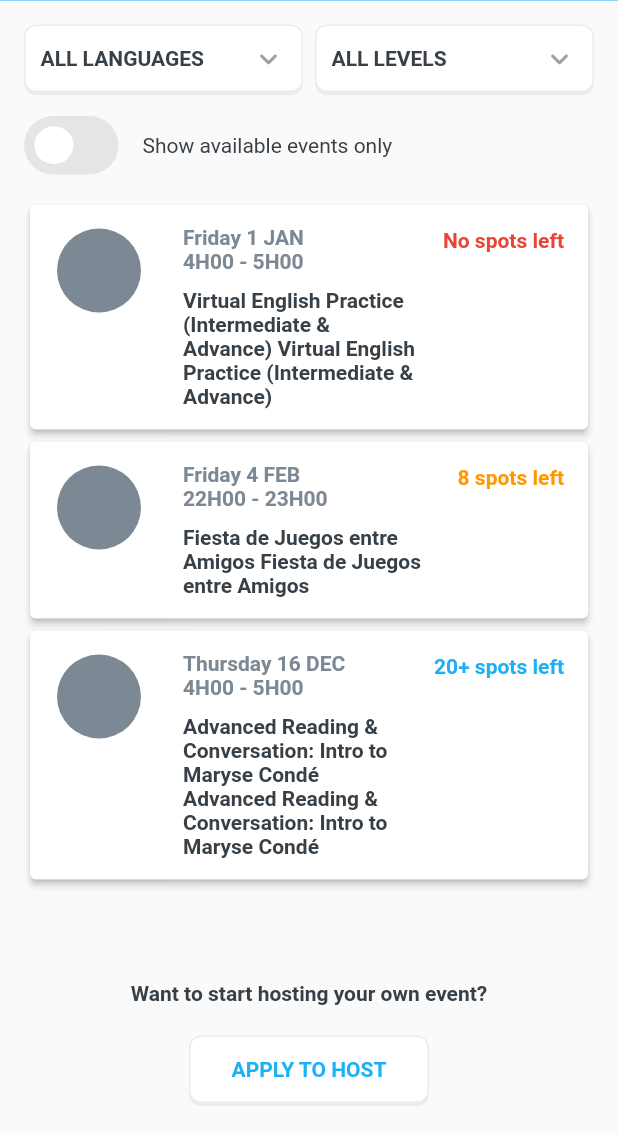
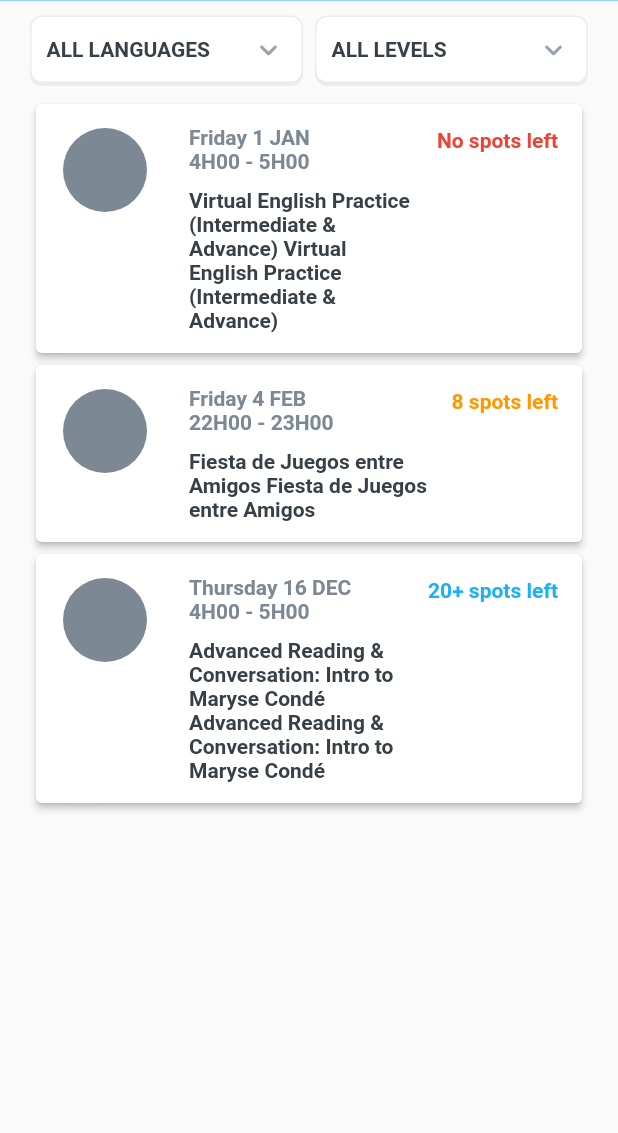
Before and after one commit to nguyenquan123vn/duolingo_event_flutter, a Flutter app: the screen it shows after launch, on a phone screen of 412 x 824 dp, the part 103-1236 px from its top. Run offline on Flutter 3.47's test engine with Material 2 defaults, Android fonts, the phone set to English and light mode, and no system bars; our stand-ins replace firebase_auth; accounts and stored records are empty; Roboto replaces fonts that are missing (Monsserat).

Commit message:
Adding screen for detail of user/host. Create a check for logged-in state.

```diff
--- a/lib/global/widget/appBar.dart
+++ b/lib/global/widget/appBar.dart
@@ -1,14 +1,23 @@
 import 'package:flutter/material.dart';
 import 'package:duolingo_event_app/global/style.dart';
+import './avatar.dart';
 import './button.dart';
 
 class CustomedAppBar extends StatelessWidget implements PreferredSizeWidget {
-  final double _prefferedHeight = 69.0;
+  final double prefferedHeight = 69.0;
+  final bool login;
+  final bool
+      reference; // Check whether a widget should be able to navigate to a new route
+
+  CustomedAppBar({
+    @required this.reference,
+    @required this.login,
+  });
 
   @override
   Widget build(BuildContext context) {
     return Container(
-      height: _prefferedHeight,
+      height: prefferedHeight,
       color: defaultBrandColor,
       child: Padding(
         padding: const EdgeInsets.symmetric(vertical: 16.0, horizontal: 18.0),
@@ -30,13 +39,22 @@ class CustomedAppBar extends StatelessWidget implements PreferredSizeWidget {
                 ),
               ),
             ),
+            if (login)
+              if (reference)
+                InkWell(
+                  child: Avatar(size: 20.0),
+                  onTap: () => Navigator.of(context).pushNamed('/host'),
+                )
+              else
+                Avatar(size: 20.0)
+            else
               Expanded(
                 child: Button(
                   label: "LOGIN",
                   type: "WHITE",
                   onPressed: () => Navigator.of(context).pushNamed('/login'),
                 ),
-            ),
+              )
           ],
         ),
       ),
@@ -44,5 +62,5 @@ class CustomedAppBar extends StatelessWidget implements PreferredSizeWidget {
   }
 
   @override
-  Size get preferredSize => Size.fromHeight(_prefferedHeight);
+  Size get preferredSize => Size.fromHeight(prefferedHeight);
 }
--- a/lib/global/widget/avatar.dart
+++ b/lib/global/widget/avatar.dart
@@ -2,17 +2,20 @@ import 'package:flutter/material.dart';
 import 'package:duolingo_event_app/global/style.dart';
 
 class Avatar extends StatelessWidget {
+  final String url;
+  final double size;
+
   const Avatar({
     Key key,
+    this.url,
     this.size,
   }) : super(key: key);
-
-  final double size;
 
   @override
   Widget build(BuildContext context) {
     return CircleAvatar(
       backgroundColor: washTextColor,
+      backgroundImage: (url == null) ? null : NetworkImage(url),
       maxRadius: size,
     );
   }
--- a/lib/global/widget/button.dart
+++ b/lib/global/widget/button.dart
@@ -2,7 +2,7 @@ import 'package:flutter/material.dart';
 import 'package:duolingo_event_app/global/style.dart';
 
 class Button extends StatefulWidget {
-  const Button({Key key, this.label, this.type, this.onPressed})
+  const Button({Key key, this.label, this.type, @required this.onPressed})
       : super(key: key);
 
   final String label;
--- a/lib/provider/eventFilter.dart
+++ b/lib/provider/eventFilter.dart
@@ -5,50 +5,50 @@ class EventFilter extends ChangeNotifier {
     'ALL LEVELS',
     'BEGINNER',
     'INTERMEDIATE',
-    'ADVANCE'
+    'ADVANCED'
   ];
 
   Map<String, String> _languages = {
-    "All Languages": "any_language",
-    "Arabic": "ar",
-    "Catalan": "ca",
-    "Chinese": "zh",
-    "Czech": "cs",
-    "Danish": "da",
-    "Dutch": "nl-NL",
-    "English": "en",
-    "Esperanto": "eo",
-    "Finnish": "fi",
-    "French": "fr",
-    "German": "de",
-    "Greek": "el",
-    "Guarani": "gn",
-    "Hawaiian": "hw",
-    "Hebrew": "he",
-    "High": "hv",
-    "Hindi": "hi",
-    "Hungarian": "hu",
-    "Indonesian": "id",
-    "Irish": "ga",
-    "Italian": "it",
-    "Japanese": "ja",
-    "Klingon": "tlh",
-    "Korean": "ko",
-    "Latin": "la",
-    "Navajo": "nv",
-    "Norwegian (Bokmål)": "no-BO",
-    "Polish": "pl",
-    "Portuguese": "pt",
-    "Romanian": "ro",
-    "Russian": "ru",
-    "Scottish": "gd",
-    "Spanish": "es",
-    "Swahili": "sw",
-    "Swedish": "sv",
-    "Turkish": "tr",
-    "Ukrainian": "uk",
-    "Vietnamese": "vi",
-    "Welsh": "cy",
+    'All Languages': 'any_language',
+    'Arabic': 'ar',
+    'Catalan': 'ca',
+    'Chinese': 'zh',
+    'Czech': 'cs',
+    'Danish': 'da',
+    'Dutch': 'nl-NL',
+    'English': 'en',
+    'Esperanto': 'eo',
+    'Finnish': 'fi',
+    'French': 'fr',
+    'German': 'de',
+    'Greek': 'el',
+    'Guarani': 'gn',
+    'Hawaiian': 'hw',
+    'Hebrew': 'he',
+    'High': 'hv',
+    'Hindi': 'hi',
+    'Hungarian': 'hu',
+    'Indonesian': 'id',
+    'Irish': 'ga',
+    'Italian': 'it',
+    'Japanese': 'ja',
+    'Klingon': 'tlh',
+    'Korean': 'ko',
+    'Latin': 'la',
+    'Navajo': 'nv',
+    'Norwegian (Bokmål)': 'no-BO',
+    'Polish': 'pl',
+    'Portuguese': 'pt',
+    'Romanian': 'ro',
+    'Russian': 'ru',
+    'Scottish': 'gd',
+    'Spanish': 'es',
+    'Swahili': 'sw',
+    'Swedish': 'sv',
+    'Turkish': 'tr',
+    'Ukrainian': 'uk',
+    'Vietnamese': 'vi',
+    'Welsh': 'cy',
   };
 
   String _selectedLanguage = 'ALL LANGUAGES';
--- a/lib/route_generator.dart
+++ b/lib/route_generator.dart
@@ -3,15 +3,17 @@ import 'screens/authentication/login.dart';
 import 'screens/authentication/signUp.dart';
 import 'screens/event_details/event_detail.dart';
 import 'screens/event_home/event_home_screen.dart';
+import 'screens/event_host/host_detail.dart';
 import 'screens/event_host/apply_host_screen.dart';
 
 class RouteGenerator {
 
   static const homePage = '/';
-  static const signUpPage = '/signUp';
+  static const signUpPage = '/signup';
   static const loginPage = '/login';
   static const eventDetailPage = '/detail';
-  static const applyHost = '/host';
+  static const hostDetail = '/host';
+  static const applyHost = '/apply';
 
   static Route<dynamic> onGenerateRoute(RouteSettings settings) {
 
@@ -24,6 +26,8 @@ class RouteGenerator {
         return MaterialPageRoute<dynamic>(builder: (_) => EventsScreen());
       case RouteGenerator.eventDetailPage:
         return MaterialPageRoute<dynamic>(builder: (_) => EventDetail(), settings: settings);
+      case RouteGenerator.hostDetail:
+        return MaterialPageRoute<dynamic>(builder: (_) => HostDetail());
       case RouteGenerator.applyHost:
         return MaterialPageRoute<dynamic>(builder: (_) => ApplyHost());
       default:
--- a/lib/screens/event_details/components/aboutHost.dart
+++ b/lib/screens/event_details/components/aboutHost.dart
@@ -24,14 +24,14 @@ class AboutHost extends StatelessWidget {
             width: double.infinity,
             child: Row(
               crossAxisAlignment: CrossAxisAlignment.start,
-              children: [
+              children: <Widget>[
                 Avatar(size: 100.0),
                 SizedBox(width: 16.0),
                 Expanded(
                   child: Column(
                     mainAxisAlignment: MainAxisAlignment.spaceBetween,
                     crossAxisAlignment: CrossAxisAlignment.start,
-                    children: [
+                    children: <Widget>[
                       Text(
                         "Jackson",
                         style: headerTextStyle,
--- a/lib/screens/event_details/components/header.dart
+++ b/lib/screens/event_details/components/header.dart
@@ -35,6 +35,7 @@ class Header extends StatelessWidget {
         Button(
           label: "RESERVE SPOT",
           type: "PRIMARY",
+          onPressed: () {},
         ),
       ],
     );
--- a/lib/screens/event_home/components/body.dart
+++ b/lib/screens/event_home/components/body.dart
@@ -6,7 +6,11 @@ import './eventList.dart';
 import './toggleBtn.dart';
 
 class Body extends StatefulWidget {
-  const Body({Key key}) : super(key: key);
+  final bool login;
+  const Body({
+    Key key,
+    @required this.login,
+  }) : super(key: key);
 
   @override
   _BodyState createState() => _BodyState();
@@ -16,7 +20,11 @@ class _BodyState extends State<Body> {
   @override
   Widget build(BuildContext context) {
     return Padding(
-      padding: const EdgeInsets.only(left: 16.0, right: 16.0, top: 16.0),
+      padding: const EdgeInsets.only(
+        left: 20.0,
+        right: 20.0,
+        top: 10.0,
+      ),
       child: Container(
         child: Column(
           children: <Widget>[
@@ -32,6 +40,7 @@ class _BodyState extends State<Body> {
                 ),
               ],
             ),
+/*
             SizedBox(height: 16.0),
             Container(
               child: Row(
@@ -45,28 +54,35 @@ class _BodyState extends State<Body> {
                 ],
               ),
             ),
-            SizedBox(height: 16.0),
+*/
+            SizedBox(height: 10.0),
             Expanded(
               child: Container(
                 width: double.infinity,
                 child: EventList(),
               ),
             ),
-            SizedBox(height: 16.0),
+            SizedBox(height: 10.0),
+            if (widget.login)
               Container(
                 child: Column(
                   children: <Widget>[
-                  Text(
+                    Container(
+                      width: 140,
+                      child: Text(
                         'Want to start hosting your own event?',
                         style: defaultBoldTextStyle,
+                        textAlign: TextAlign.center,
+                      ),
                     ),
                     Container(
-                    width: 200,
-                    padding: EdgeInsets.all(20),
+                      width: 180,
+                      padding: EdgeInsets.all(10.0),
                       child: Button(
                         label: 'APPLY TO HOST',
                         type: 'WHITE',
-                      onPressed: () => Navigator.of(context).pushNamed('/host'),
+                        onPressed: () =>
+                            Navigator.of(context).pushNamed('/apply'),
                       ),
                     ),
                   ],
--- a/lib/screens/event_home/components/eventList.dart
+++ b/lib/screens/event_home/components/eventList.dart
@@ -59,9 +59,7 @@ class _EventListState extends State<EventList> {
 
     return ListView.builder(
       itemCount: events.length,
-      itemBuilder: (context, index) {
-        return EventTile(event: events[index]);
-      },
+      itemBuilder: (context, index) => EventTile(event: events[index]),
     );
   }
 }
--- a/lib/screens/event_home/event_home_screen.dart
+++ b/lib/screens/event_home/event_home_screen.dart
@@ -3,12 +3,16 @@ import 'package:flutter/material.dart';
 import 'components/body.dart';
 
 class EventsScreen extends StatelessWidget {
+  final bool login = false; // Set this to true to change to logged-in state
   @override
   Widget build(BuildContext context) {
     return SafeArea(
       child: Scaffold(
-        appBar: CustomedAppBar(),
-        body: Body(),
+        appBar: CustomedAppBar(
+          login: login,
+          reference: true,
+        ),
+        body: Body(login: login),
       ),
     );
   }
--- a/lib/screens/event_host/apply_host_screen.dart
+++ b/lib/screens/event_host/apply_host_screen.dart
@@ -1,7 +1,7 @@
 import 'package:flutter/material.dart';
 import 'package:duolingo_event_app/global/style.dart';
 import 'package:duolingo_event_app/models/query.dart';
-import 'components/hostcontroller.dart';
+import 'components/apply.dart';
 
 class ApplyHost extends StatefulWidget {
   @override
@@ -205,7 +205,7 @@ class _ApplyHostState extends State<ApplyHost> {
       color: themedBackgroundColor,
       child: (_index < _questions.length)
           ? Controller(_answerQuestion, _index, _questions)
-          : Container(child: Text('DONE')),
+          : Center(child: CircularProgressIndicator(strokeWidth: 7.0)),
     );
   }
 }
```
Also changed, not shown: lib/screens/event_details/event_detail.dart (+26 -31 lines), lib/screens/event_host/components/details.dart (added, +41 -0 lines), lib/screens/event_host/components/question.dart (+6 -3 lines), lib/screens/event_host/host_detail.dart (added, +43 -0 lines), lib/screens/event_host/components/apply.dart (renamed from lib/screens/event_host/components/hostcontroller.dart). Lines whose indentation alone changed are shown as unchanged.
